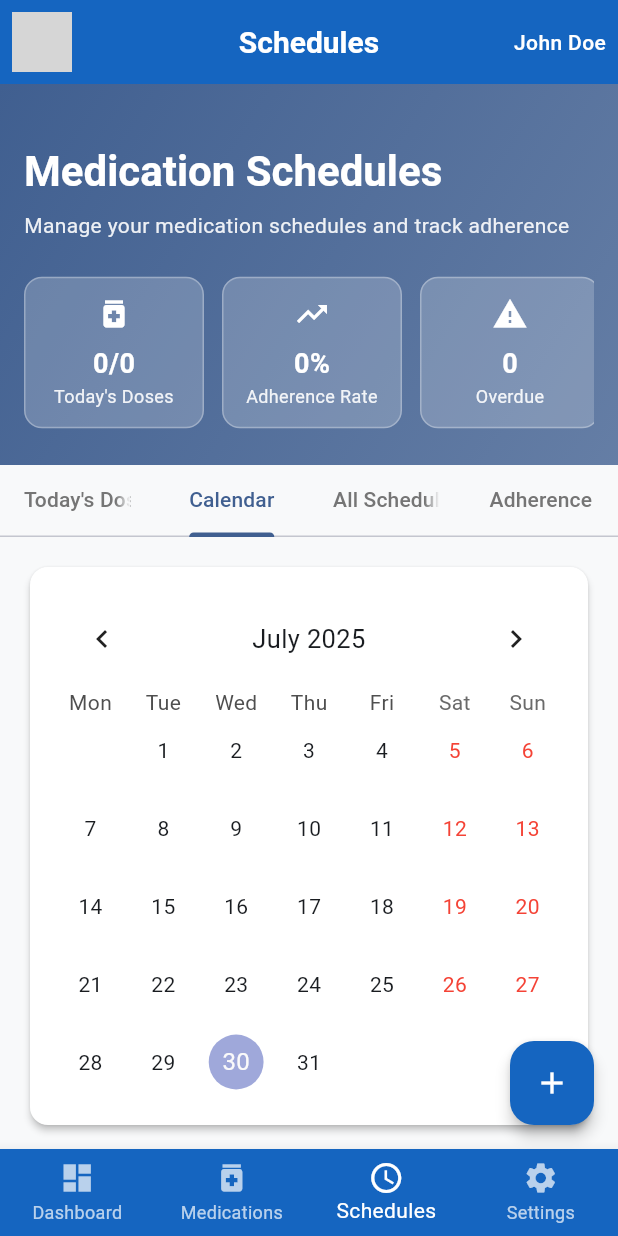
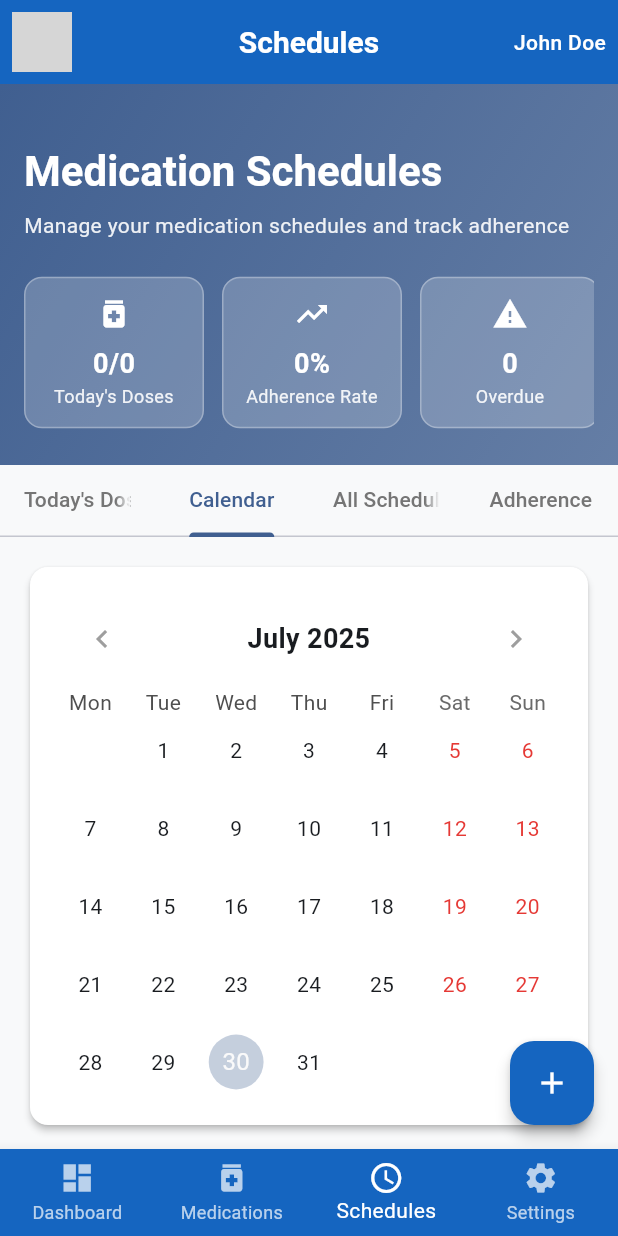
Before and after one commit to kinemspa/dosify-flutter-v2, a Flutter app: the SchedulesContent screen opened by its route, tab 2 chosen, on a phone screen of 412 x 824 dp. Run offline on Flutter 3.47's test engine with Material 3 defaults, Android fonts, the phone set to English and light mode, and no system bars; drawn by our look-alikes of table_calendar; our stand-ins replace flutter_riverpod, get_it, go_router, riverpod_annotation, sqflite; accounts and stored records are empty; generated files the repository leaves out were written again; network calls fail; grey boxes are pictures that could not be loaded.

Commit message:
feat: enhance calendar UI in schedules screen

```diff
--- a/lib/features/scheduling/presentation/screens/schedules_screen.dart
+++ b/lib/features/scheduling/presentation/screens/schedules_screen.dart
@@ -675,18 +675,28 @@ class _SchedulesContentState extends ConsumerState<SchedulesContent>
                 eventLoader: _getEventsForDay,
                 startingDayOfWeek: StartingDayOfWeek.monday,
                 calendarStyle: CalendarStyle(
-                  outsideDaysVisible: false,
-                  weekendTextStyle: const TextStyle(color: Colors.red),
-                  holidayTextStyle: const TextStyle(color: Colors.red),
-                  markerDecoration: BoxDecoration(
+                  todayDecoration: BoxDecoration(
+                    color: Theme.of(context).primaryColor.withOpacity(0.3),
+                    shape: BoxShape.circle,
+                  ),
+                  selectedDecoration: BoxDecoration(
                     color: Theme.of(context).primaryColor,
                     shape: BoxShape.circle,
                   ),
-                  markersMaxCount: 3,
+                  markerDecoration: BoxDecoration(
+                    color: Theme.of(context).colorScheme.secondary,
+                    shape: BoxShape.circle,
+                  ),
+                  markersMaxCount: 1,
+                  weekendTextStyle: TextStyle(color: Colors.red[600]),
+                  outsideDaysVisible: false,
                 ),
-                headerStyle: const HeaderStyle(
+                headerStyle: HeaderStyle(
                   formatButtonVisible: false,
                   titleCentered: true,
+                  titleTextStyle: const TextStyle(fontSize: 18, fontWeight: FontWeight.bold),
+                  leftChevronIcon: const Icon(Icons.chevron_left, color: Colors.grey),
+                  rightChevronIcon: const Icon(Icons.chevron_right, color: Colors.grey),
                 ),
                 onDaySelected: (selectedDay, focusedDay) {
                   _showDaySchedule(selectedDay);
```
